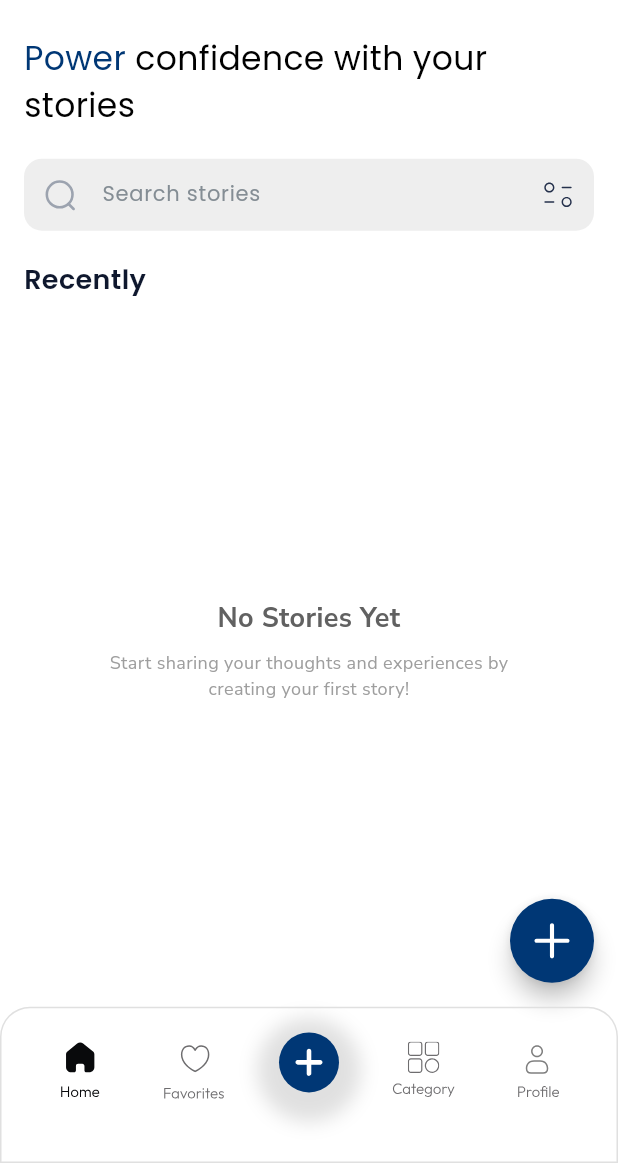
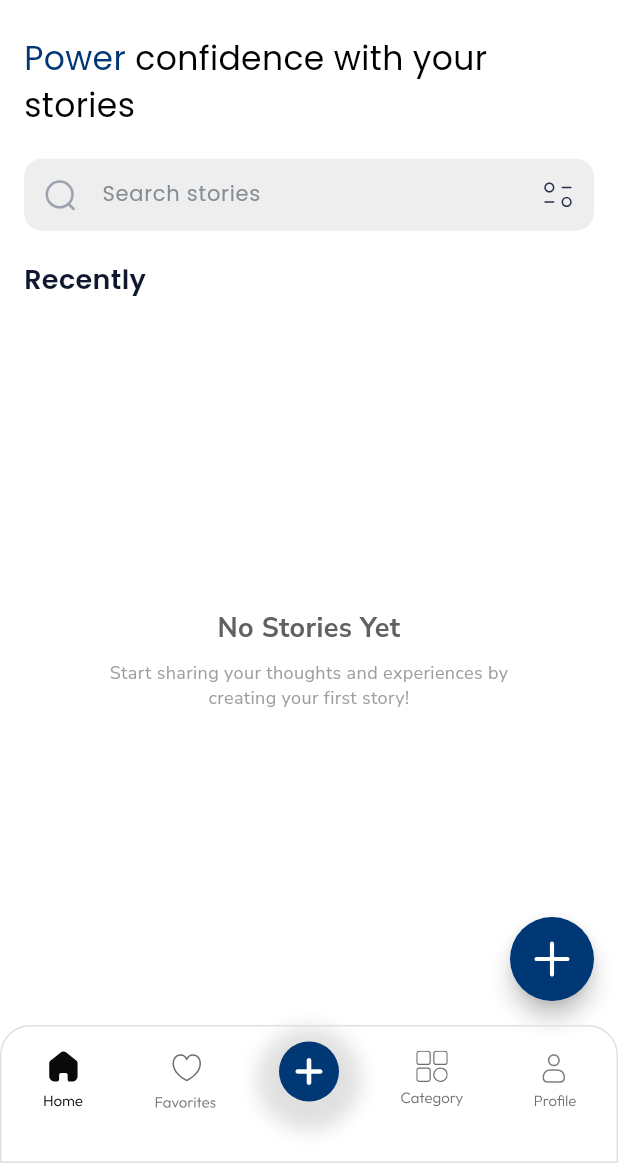
Before and after one commit to terabitdev/Storifuel, a Flutter app: the CustomNavigationBar screen opened by its route, on a phone screen of 412 x 824 dp, the part 73-1236 px from its top. Run offline on Flutter 3.47's test engine with Material 3 defaults, Android fonts, the phone set to English and light mode, and no system bars; drawn by our look-alikes of toastification; our stand-ins replace cloud_firestore, dotted_border, firebase_auth, firebase_core, firebase_storage, flutter_svg and 6 more; accounts and stored records are empty; project files that could hold a hidden picture were left out.

Commit message:
nav bar adjust

```diff
--- a/lib/view/dashboard/dashboard_screen.dart
+++ b/lib/view/dashboard/dashboard_screen.dart
@@ -1,6 +1,5 @@
 import 'package:flutter_svg/svg.dart';
 import 'package:storifuel/core/constants/app_images.dart';
-import 'package:storifuel/core/theme/app_responsiveness.dart';
 import 'package:flutter/material.dart';
 import 'package:flutter/services.dart';
 import 'package:provider/provider.dart';
@@ -23,7 +22,9 @@ class CustomNavigationBar extends StatelessWidget {
         ChangeNotifierProxyProvider<HomeProvider, FavouriteProvider>(
           create: (_) => FavouriteProvider(),
           update: (_, homeProvider, favouriteProvider) {
-            favouriteProvider?.syncWithHomeProvider(homeProvider.favoritedStories);
+            favouriteProvider?.syncWithHomeProvider(
+              homeProvider.favoritedStories,
+            );
             return favouriteProvider ?? FavouriteProvider();
           },
         ),
@@ -44,22 +45,25 @@ class CustomNavigationBar extends StatelessWidget {
             builder: (context, navBarProvider, child) {
               return Container(
                 decoration: BoxDecoration(
-                borderRadius: BorderRadius.only(
+                  borderRadius: const BorderRadius.only(
                     topLeft: Radius.circular(20),
                     topRight: Radius.circular(20),
                   ),
                   border: Border.all(color: Colors.grey.shade300, width: 1),
                 ),
-              child: Padding(
-                padding: const EdgeInsets.all(14.0),
+                child: SafeArea(
+                  // ✅ ensures it doesn’t overlap iPhone home indicator
+                  top: false, // we only care about bottom padding
+                  child: SizedBox(
+                    height:90, // ✅ fixed consistent height (same for iOS & Android)
                     child: NavigationBar(
                       backgroundColor: Colors.transparent,
                       elevation: 0,
-                  height: context.screenHeight * 0.09,
-                  selectedIndex: _getDisplaySelectedIndex(navBarProvider.selectedIndex),
+                      selectedIndex: _getDisplaySelectedIndex(
+                        navBarProvider.selectedIndex,
+                      ),
                       onDestinationSelected: (index) {
                         if (index == 2) {
-                      // Add button clicked
                           navBarProvider.showAddBottomSheet(context);
                         } else {
                           navBarProvider.updateSelectedIndex(index);
@@ -86,10 +90,13 @@ class CustomNavigationBar extends StatelessWidget {
                         NavigationDestination(
                           icon: GestureDetector(
                             onTap: () {
-                          Navigator.pushNamed(context, RoutesName.createStory);
+                              Navigator.pushNamed(
+                                context,
+                                RoutesName.createStory,
+                              );
                             },
                             child: Container(
-                          padding: EdgeInsets.only(top: 6),
+                              padding: const EdgeInsets.only(top: 6),
                               decoration: BoxDecoration(
                                 boxShadow: [
                                   BoxShadow(
@@ -100,9 +107,7 @@ class CustomNavigationBar extends StatelessWidget {
                                 ],
                                 shape: BoxShape.circle,
                               ),
-                          child: SvgPicture.asset(
-                            AppImages.addIcon,
-                          ),
+                              child: SvgPicture.asset(AppImages.addIcon),
                             ),
                           ),
                           label: '',
@@ -126,6 +131,7 @@ class CustomNavigationBar extends StatelessWidget {
                       ],
                     ),
                   ),
+                ),
               );
             },
           ),
```
Also changed, not shown: 1 other file. Lines whose indentation alone changed are shown as unchanged.
